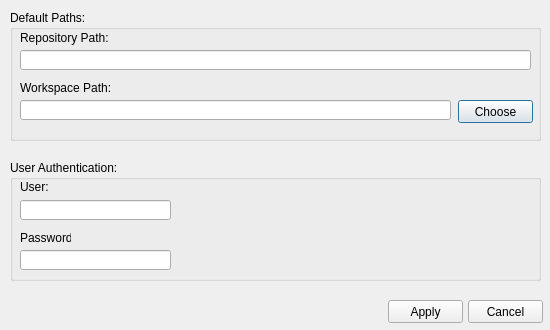
First picture: the form in patoGUI/environmentsettingsdialog.ui, repository matherthal/pato-scm, before the edit.
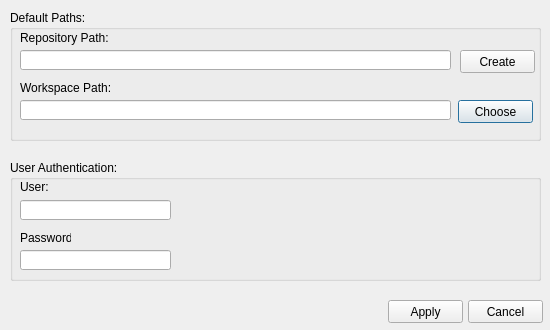
Second picture: the form after the edit. Icons and pictures are not drawn.

Commit message: Adding a button to test the ceation of a repository through gui.

```diff
--- a/patoGUI/environmentsettingsdialog.ui
+++ b/patoGUI/environmentsettingsdialog.ui
@@ -60,7 +60,7 @@
      <rect>
       <x>10</x>
       <y>40</y>
-      <width>511</width>
+      <width>431</width>
       <height>20</height>
      </rect>
     </property>
@@ -88,6 +88,19 @@
      <string>Choose</string>
     </property>
    </widget>
+   <widget class="QPushButton" name="pushButtonCreateRepository">
+    <property name="geometry">
+     <rect>
+      <x>450</x>
+      <y>40</y>
+      <width>75</width>
+      <height>23</height>
+     </rect>
+    </property>
+    <property name="text">
+     <string>Create</string>
+    </property>
+   </widget>
   </widget>
   <widget class="QGroupBox" name="groupBox_2">
    <property name="geometry">
```
The commit also changes 13 other files.
